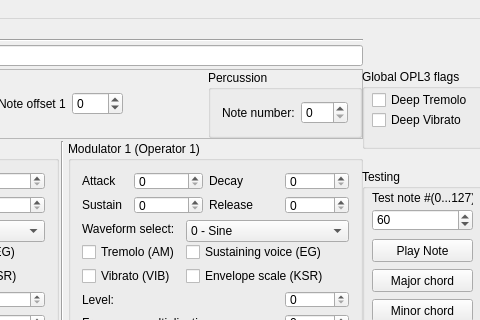
Old version of the form bank_editor.ui in the repository Wohlstand/OPL3BankEditor; both pictures show x 478 to 958 and y 0 to 320 of the 958 by 776 pixel window.
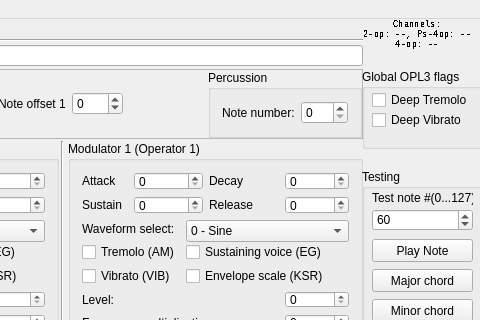
New version of the form. Icons and pictures are not drawn. Custom widgets are drawn as their Qt base class.

Patch:
```diff
--- a/bank_editor.ui
+++ b/bank_editor.ui
@@ -1924,7 +1924,9 @@
      </font>
     </property>
     <property name="text">
-     <string/>
+     <string notr="true">Channels:
+2-op: --, Ps-4op: --
+4-op: --</string>
     </property>
     <property name="alignment">
      <set>Qt::AlignHCenter|Qt::AlignTop</set>
```
Left out of the diff: 3 changed lines with no effect on the pictures.
